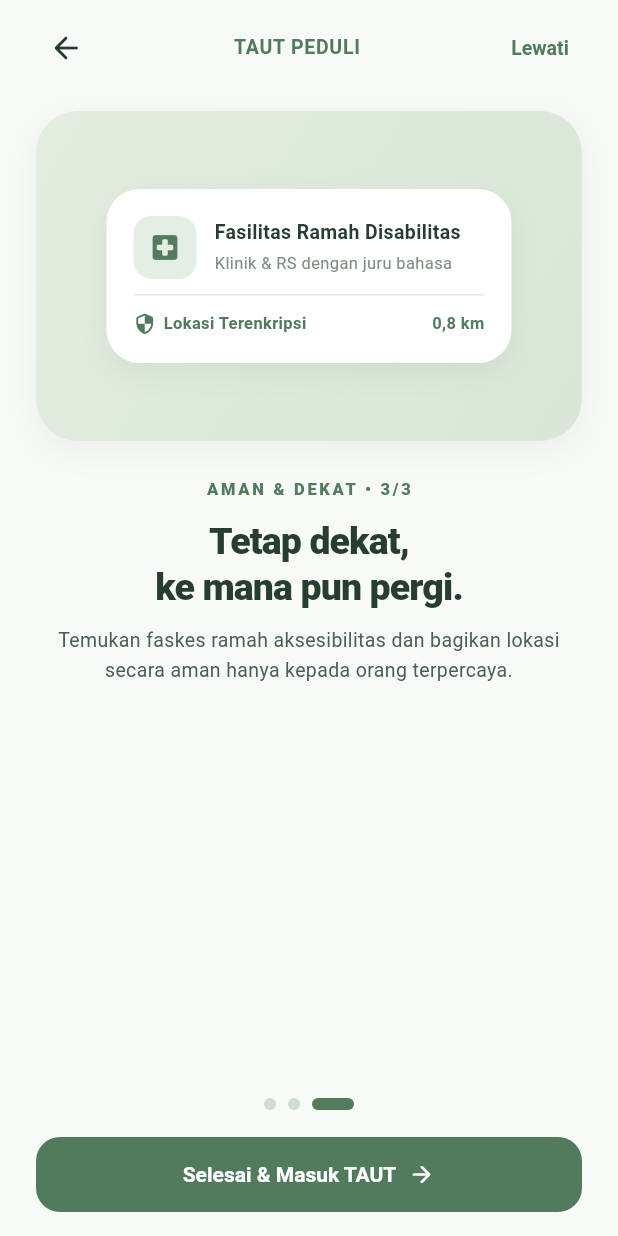
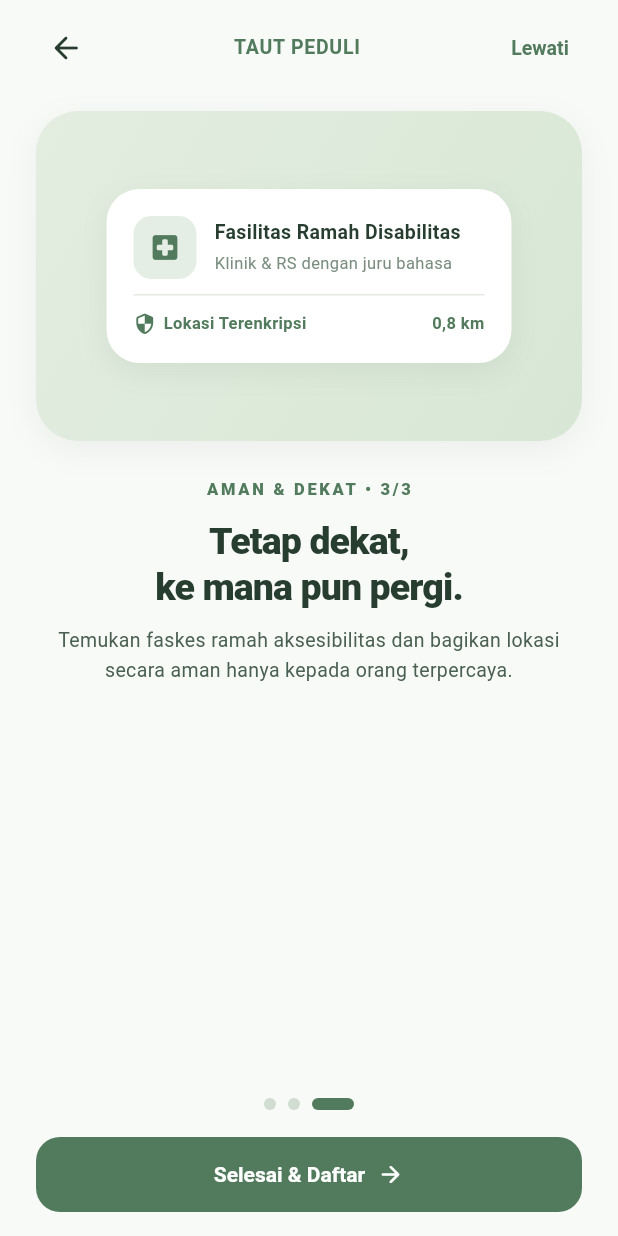
Before and after one commit to JonathanA-P/taut, a Flutter app: the OnboardingScreen screen opened by its route, swiped to page 3, on a phone screen of 412 x 824 dp. Run offline on Flutter 3.47's test engine with Material 3 defaults, Android fonts, the phone set to English and light mode, and no system bars; our stand-ins replace flutter_tts, qr_flutter, speech_to_text, supabase_flutter; accounts and stored records are empty.

Commit message:
feat(auth): optimize startup flow to Welcome -> Intro Splash 1-3 -> Register & Login

```diff
--- a/lib/core/routing/app_router.dart
+++ b/lib/core/routing/app_router.dart
@@ -15,7 +15,6 @@ import '../../features/friends/presentation/friends_list_screen.dart';
 import '../../features/friends/presentation/add_friend_screen.dart';
 import '../../features/friends/presentation/live_location_screen.dart';
 import '../../features/friends/presentation/manage_location_sharing_screen.dart';
-import '../../features/auth/presentation/splash_screen.dart';
 import '../../features/auth/presentation/onboarding_screen.dart';
 import '../../features/auth/presentation/welcome_screen.dart';
 import '../../features/auth/presentation/login_screen.dart';
@@ -53,22 +52,20 @@ class AppRouter {
     switch (settings.name) {
       case AppRoutes.splash:
       case AppConstants.routeSplash:
-        return MaterialPageRoute(builder: (_) => const SplashScreen());
+      case AppRoutes.welcome:
+        return MaterialPageRoute(builder: (_) => const WelcomeScreen());
+
+      case AppRoutes.onboarding:
+        return MaterialPageRoute(builder: (_) => const OnboardingScreen());
+
+      case AppRoutes.register:
+        return MaterialPageRoute(builder: (_) => const RegisterScreen());
+
+      case AppRoutes.login:
+        return MaterialPageRoute(builder: (_) => const LoginScreen());
 
       case AppRoutes.home:
         return MaterialPageRoute(builder: (_) => const HomeShellScreen());
-
-      case AppConstants.routeOnboarding:
-        return MaterialPageRoute(builder: (_) => const OnboardingScreen());
-
-      case AppRoutes.welcome:
-        return MaterialPageRoute(builder: (_) => const WelcomeScreen());
-
-      case AppConstants.routeLogin:
-        return MaterialPageRoute(builder: (_) => const LoginScreen());
-
-      case AppConstants.routeRegister:
-        return MaterialPageRoute(builder: (_) => const RegisterScreen());
 
       case AppConstants.routeHomeDashboard:
         return MaterialPageRoute(builder: (_) => const HomeDashboardScreen());
--- a/lib/features/auth/presentation/onboarding_screen.dart
+++ b/lib/features/auth/presentation/onboarding_screen.dart
@@ -21,8 +21,8 @@ class _OnboardingScreenState extends State<OnboardingScreen> {
     super.dispose();
   }
 
-  void _goToWelcome() {
-    Navigator.pushReplacementNamed(context, AppRoutes.welcome);
+  void _goToRegister() {
+    Navigator.pushReplacementNamed(context, AppRoutes.register);
   }
 
   void _goToPage(int page) {
@@ -120,7 +120,7 @@ class _OnboardingScreenState extends State<OnboardingScreen> {
           else
             const SizedBox.shrink(),
           TextButton(
-            onPressed: _goToWelcome,
+            onPressed: _goToRegister,
             child: const Text(
               'Lewati',
               style: TextStyle(
@@ -438,28 +438,34 @@ class _OnboardingScreenState extends State<OnboardingScreen> {
                       padding: EdgeInsets.symmetric(vertical: 10),
                       child: Divider(color: Color(0xFFE4E9E1), height: 1),
                     ),
-                    const Row(
+                    Row(
                       mainAxisAlignment: MainAxisAlignment.spaceBetween,
                       children: [
-                        Row(
-                          children: [
+                        Expanded(
+                          child: Row(
+                            children: const [
                               Icon(
                                 Icons.security_rounded,
                                 size: 15,
                                 color: AppColors.primary,
                               ),
                               SizedBox(width: 5),
-                            Text(
+                              Expanded(
+                                child: Text(
                                   'Lokasi Terenkripsi',
+                                  overflow: TextOverflow.ellipsis,
                                   style: TextStyle(
                                     fontSize: 11,
                                     fontWeight: FontWeight.w600,
                                     color: AppColors.primary,
                                   ),
                                 ),
+                              ),
                             ],
                           ),
-                        Text(
+                        ),
+                        const SizedBox(width: 8),
+                        const Text(
                           '0,8 km',
                           style: TextStyle(
                             fontSize: 11,
@@ -546,7 +552,7 @@ class _OnboardingScreenState extends State<OnboardingScreen> {
         child: ElevatedButton.icon(
           onPressed: () {
             if (isLast) {
-              _goToWelcome();
+              _goToRegister();
             } else {
               _goToPage(_currentPage + 1);
             }
@@ -563,7 +569,7 @@ class _OnboardingScreenState extends State<OnboardingScreen> {
           iconAlignment: IconAlignment.end,
           icon: const Icon(Icons.arrow_forward_rounded, size: 18),
           label: Text(
-            isLast ? 'Selesai & Masuk TAUT' : 'Lanjut',
+            isLast ? 'Selesai & Daftar' : 'Lanjut',
             style: const TextStyle(
               fontSize: 14,
               fontWeight: FontWeight.w600,
```
Also changed, not shown: lib/features/auth/presentation/splash_screen.dart (+3 -79 lines), lib/features/auth/presentation/welcome_screen.dart (+11 -3 lines), 1 other file. Lines whose indentation alone changed are shown as unchanged.
